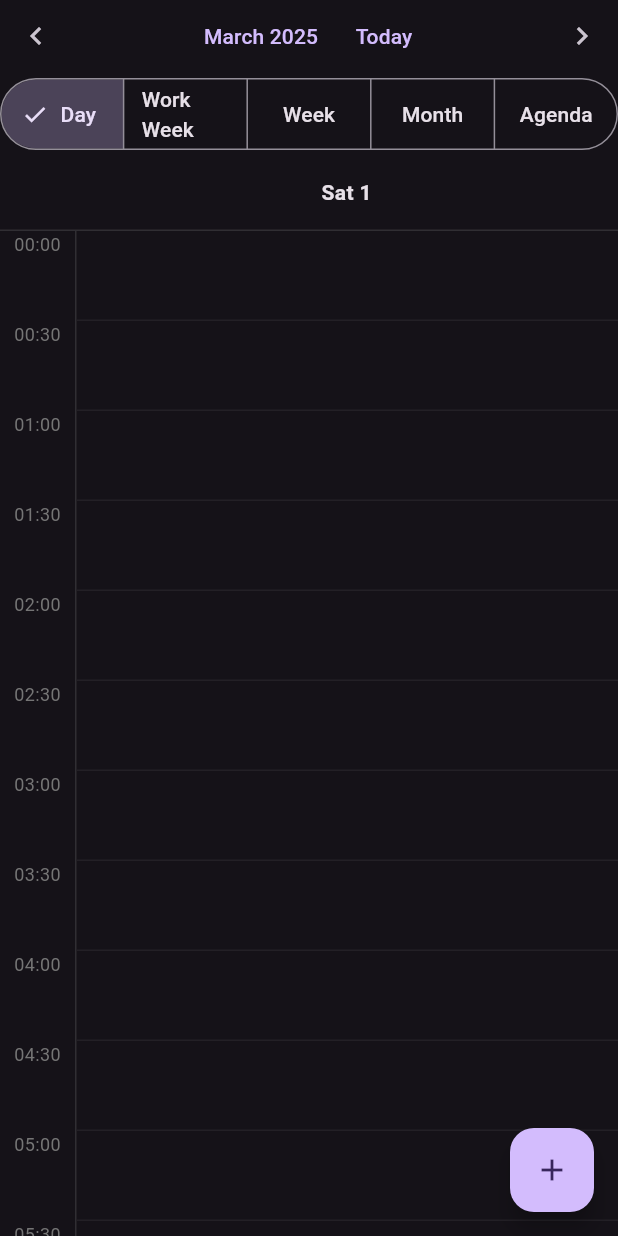
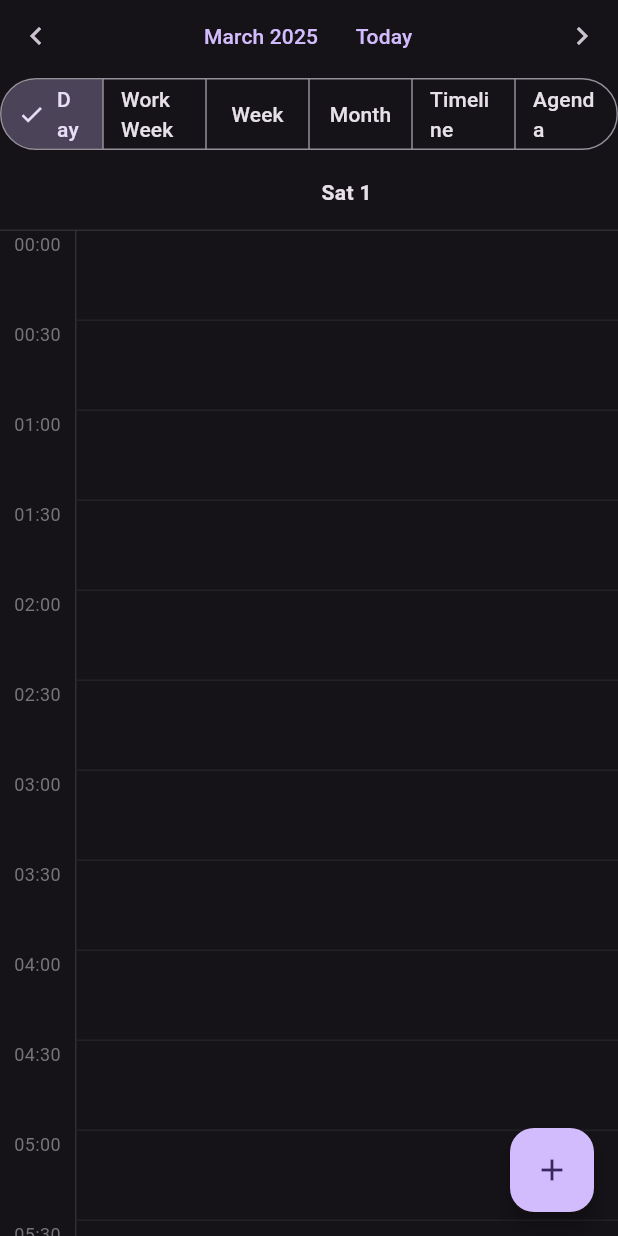
Before and after one commit to hopeton2/jazmine_calendar, a Flutter app: the screen it shows after launch, after a tap on the "chevron left" icon, after a tap on the "chevron right" icon, after a tap on "Day", on a phone screen of 412 x 824 dp. Run offline on Flutter 3.47's test engine with Material 3 defaults, Android fonts, the phone set to English and light mode, and no system bars; our stand-ins replace shared_preferences.

```diff
--- a/lib/src/controller/jazmine_calendar_controller.dart
+++ b/lib/src/controller/jazmine_calendar_controller.dart
@@ -165,6 +165,9 @@ class JazmineCalendarController extends ChangeNotifier {
         final nextMonth = DateTime(displayDateNotifier.value.year, displayDateNotifier.value.month + 1, 1);
         displayDateNotifier.value = nextMonth;
         break;
+      case CalendarView.timeline:
+        displayDateNotifier.value = displayDateNotifier.value.add(const Duration(days: 1));
+        break;
       default:
         break;
     }
@@ -186,6 +189,9 @@ class JazmineCalendarController extends ChangeNotifier {
         // Fix: Properly handle month navigation
         final prevMonth = DateTime(displayDateNotifier.value.year, displayDateNotifier.value.month - 1, 1);
         displayDateNotifier.value = prevMonth;
+        break;
+      case CalendarView.timeline:
+        displayDateNotifier.value = displayDateNotifier.value.subtract(const Duration(days: 1));
         break;
       default:
         break;
--- a/lib/src/views/widgets/calendar_navigation_bar.dart
+++ b/lib/src/views/widgets/calendar_navigation_bar.dart
@@ -50,6 +50,8 @@ class CalendarNavigationBar extends StatelessWidget {
         controller.navigateToDate(date.subtract(const Duration(days: 7)));
       case CalendarView.month:
         controller.navigateToDate(DateTime(date.year, date.month - 1));
+      case CalendarView.timeline:
+        controller.navigateToDate(date.subtract(const Duration(days: 1)));
       default:
         controller.navigateToDate(date.subtract(const Duration(days: 1)));
     }
@@ -65,6 +67,8 @@ class CalendarNavigationBar extends StatelessWidget {
         controller.navigateToDate(date.add(const Duration(days: 7)));
       case CalendarView.month:
         controller.navigateToDate(DateTime(date.year, date.month + 1));
+      case CalendarView.timeline:
+        controller.navigateToDate(date.add(const Duration(days: 1)));
       default:
         controller.navigateToDate(date.add(const Duration(days: 1)));
     }
--- a/lib/src/views/widgets/view_selector.dart
+++ b/lib/src/views/widgets/view_selector.dart
@@ -32,6 +32,10 @@ class ViewSelector extends StatelessWidget {
               label: Text(CalendarStrings.monthViewLabel),
             ),
             ButtonSegment(
+              value: CalendarView.timeline,
+              label: Text(CalendarStrings.timelineViewLabel),
+            ),
+            ButtonSegment(
               value: CalendarView.agenda,
               label: Text(CalendarStrings.agendaViewLabel),
             ),
```
Also changed, not shown: lib/src/views/month_view.dart (line endings or trailing spaces).
